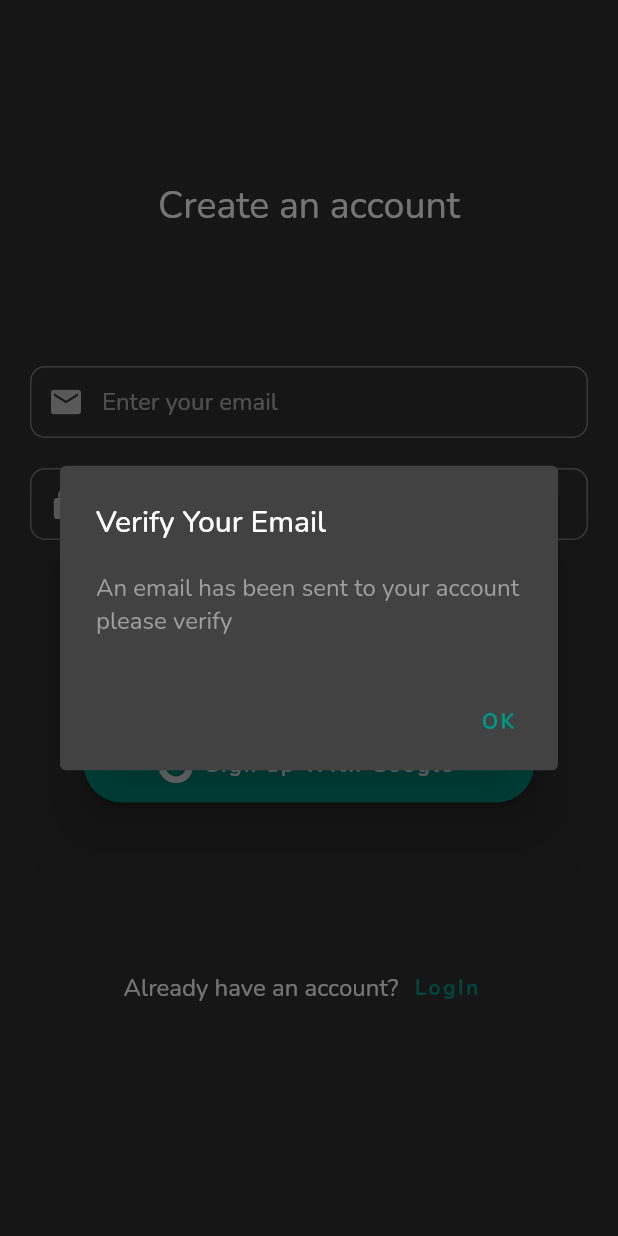
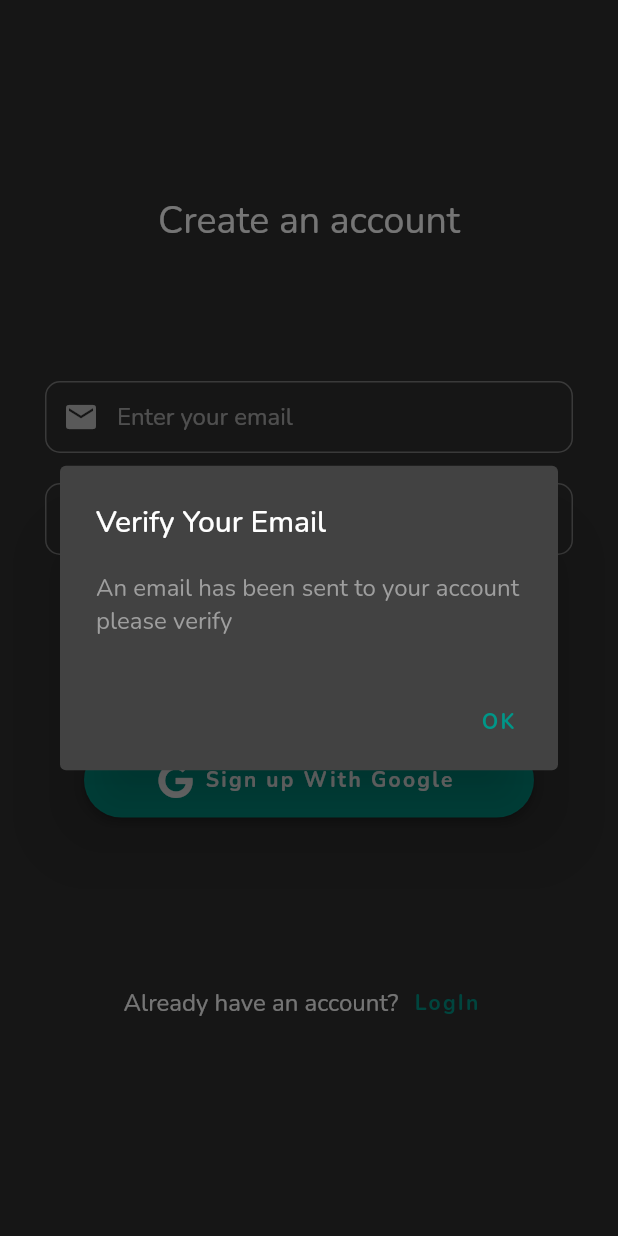
Before and after one commit to shiva-gtm/Estate, a Flutter app: the SignupScreen screen opened by its route, after a tap on "Sign up", on a phone screen of 412 x 824 dp. Run offline on Flutter 3.47's test engine with Material 2 defaults, Android fonts, the phone set to English and light mode, and no system bars; our stand-ins replace carousel_slider, cloud_firestore, firebase_auth, firebase_core, font_awesome_flutter, google_fonts and 2 more; accounts and stored records are empty.

Commit message:
Signup changes

```diff
--- a/lib/Shared/overview.dart
+++ b/lib/Shared/overview.dart
@@ -171,7 +171,7 @@ class Overview extends StatelessWidget {
             ),
             const Icon(
               Icons.car_repair,
-              size: 30,
+              size: 35,
               color: Colors.black45,
             ),
             Column(
--- a/lib/Signup/signup.dart
+++ b/lib/Signup/signup.dart
@@ -1,4 +1,3 @@
-import 'package:estate/Verify/verify.dart';
 import 'package:firebase_auth/firebase_auth.dart';
 import 'package:flutter/material.dart';
 import 'package:font_awesome_flutter/font_awesome_flutter.dart';
@@ -11,7 +10,6 @@ class SignupScreen extends StatefulWidget {
 }
 
 class _SignupScreenState extends State<SignupScreen> {
-  // const SignupScreen({super.key});
   late String _email, _password;
 
   final auth = FirebaseAuth.instance;
@@ -24,9 +22,8 @@ class _SignupScreenState extends State<SignupScreen> {
         //   centerTitle: true,
         // ),
         body: SingleChildScrollView(
-      child: Center(
       child: Padding(
-          padding: const EdgeInsets.all(20),
+        padding: const EdgeInsets.all(30),
         child: Column(
           children: [
             const SizedBox(
@@ -103,7 +100,7 @@ class _SignupScreenState extends State<SignupScreen> {
                           actions: [
                             TextButton(
                               onPressed: () =>
-                                    Navigator.pushNamed(context, '/login'),
+                                  Navigator.pushNamed(context, '/verify'),
                               child: const Text('OK'),
                             )
                           ],
@@ -159,7 +156,6 @@ class _SignupScreenState extends State<SignupScreen> {
           ],
         ),
       ),
-      ),
     ));
   }
 }
```
Also changed, not shown: lib/Verify/verify.dart (+19 -7 lines). Lines whose indentation alone changed are shown as unchanged.
